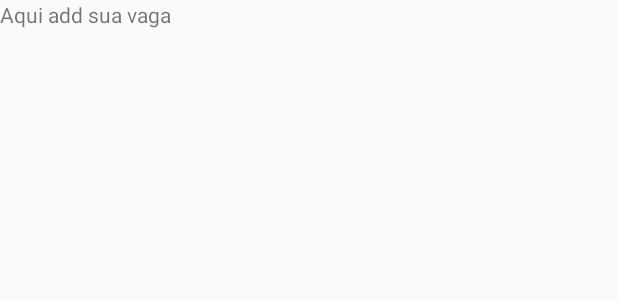
After one commit to Rogielgit/FacilAcesso, an Android app: the layout addvacancy.xml on its own in the app's theme, with its tools: preview values and no code run, on a phone screen of 412 x 824 dp. The commit adds this screen. Shown: the top 300 px of the screen. Run offline under Robolectric (Android 15) with nearby library versions, the phone set to English and light mode, and no system bars.

Commit message:
second view

```diff
--- a/app/src/main/AndroidManifest.xml
+++ b/app/src/main/AndroidManifest.xml
@@ -10,8 +10,6 @@
     <uses-permission android:name="android.permission.INTERNET" />
     <uses-permission android:name="android.permission.ACCESS_FINE_LOCATION" />
     <uses-permission android:name="android.permission.ACCESS_COARSE_LOCATION" />
-
-
 
     <application
         android:allowBackup="true"
@@ -43,6 +41,7 @@
                 <category android:name="android.intent.category.LAUNCHER" />
             </intent-filter>
         </activity>
+        <activity android:name=".AddVacancyByUser" />
     </application>
 
 </manifest>
--- /dev/null
+++ b/app/src/main/res/layout/addvacancy.xml
@@ -0,0 +1,11 @@
+<?xml version="1.0" encoding="utf-8"?>
+<LinearLayout xmlns:android="http://schemas.android.com/apk/res/android"
+    android:orientation="vertical" android:layout_width="match_parent"
+    android:layout_height="match_parent">
+
+    <TextView
+        android:id="@+id/textView"
+        android:layout_width="match_parent"
+        android:layout_height="wrap_content"
+        android:text="Aqui add sua vaga" />
+</LinearLayout>
```
Also changed, not shown: app/src/main/java/app/facilacesso/AddVacancyByUser.java (+10 -3 lines), app/src/main/java/app/facilacesso/MapsActivity.java (+17 -9 lines), app/src/main/res/layout/activity_maps.xml (+19 -6 lines), 2 other files.
